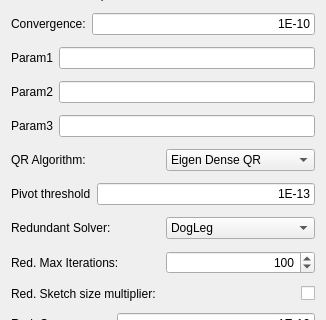
Before: the Qt Designer form src/Mod/Sketcher/Gui/TaskSketcherSolverAdvanced.ui in berndhahnebach/All_FreeCAD, drawn with Qt 5; both pictures show x 0 to 326 and y 100 to 420 of the 326 by 630 pixel window.
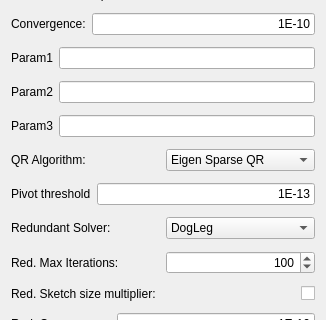
After: the same form once the commit is applied. Custom widgets are drawn as their Qt base class.

Commit message:
Sketcher: SparseQR as default QR method
=======================================

The SparseQR is set as default method. However, in accordance with the previous commit, only if a new enough Eigen library is present will SparseQR be executed.

If the library is old and SparseQR can not be reliably used, FC will automatically fall back to use DenseQR.

This ensures that users that have a new enough library > 3.2.2 will benefit from the performance increase, while the users that use older library will still have
the same performance as in legacy FC.

The edit to the form file:
```diff
--- a/src/Mod/Sketcher/Gui/TaskSketcherSolverAdvanced.ui
+++ b/src/Mod/Sketcher/Gui/TaskSketcherSolverAdvanced.ui
@@ -245,7 +245,7 @@
      <item>
       <widget class="Gui::PrefComboBox" name="comboBoxQRMethod">
        <property name="currentIndex">
-        <number>0</number>
+        <number>1</number>
        </property>
        <property name="prefEntry" stdset="0">
         <cstring>QRMethod</cstring>
```
The commit also changes 2 other files.
